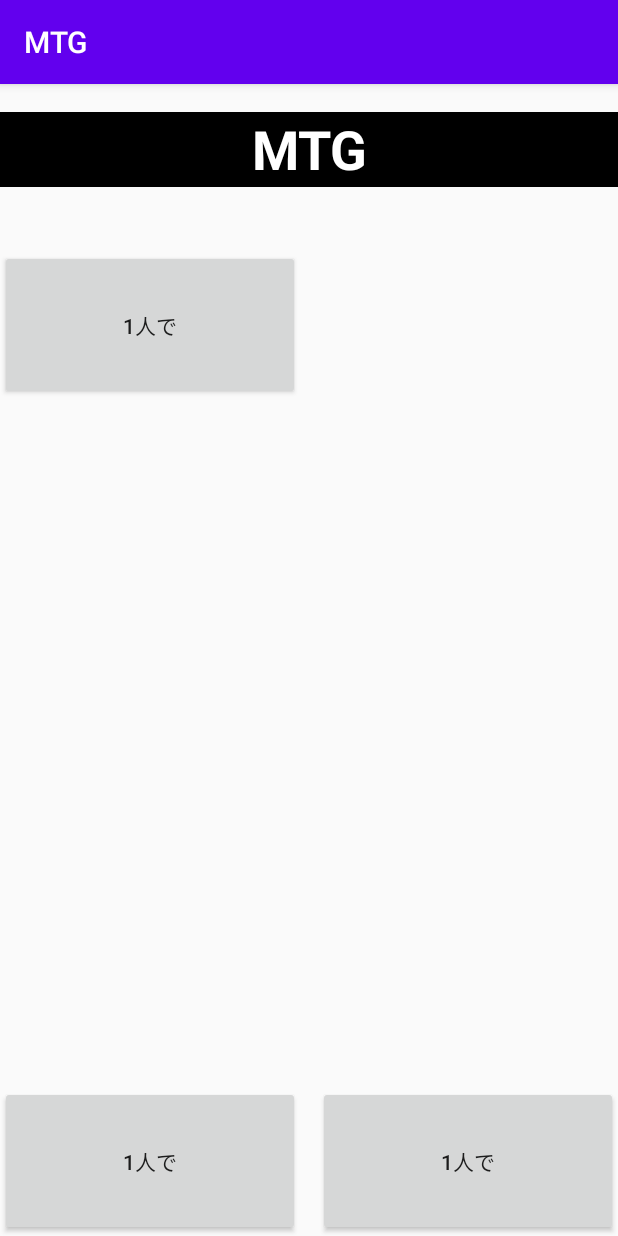
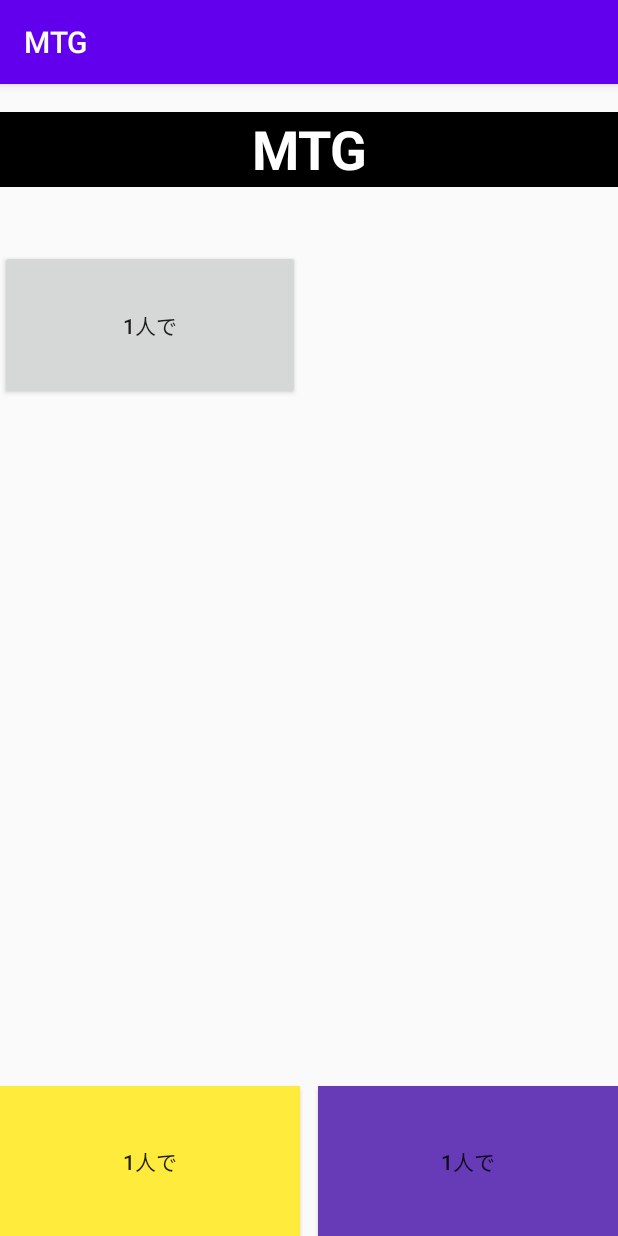
Before and after one commit to SoMaHi/MTG, an Android app: the screen it shows after launch (MainActivity), on a phone screen of 412 x 824 dp. Run offline under Robolectric (Android 15) with nearby library versions, the phone set to English and light mode, and no system bars.

Commit message:
アサダセイゴとウンコに素晴らしい色をご提供。

```diff
--- a/app/src/main/res/layout/activity_main.xml
+++ b/app/src/main/res/layout/activity_main.xml
@@ -10,6 +10,7 @@
         android:id="@+id/buttonDraftOne4"
         android:layout_width="200dp"
         android:layout_height="100dp"
+        android:background="#FFEB3B"
         android:text="@string/draftOne"
         app:layout_constraintBottom_toBottomOf="parent"
         app:layout_constraintStart_toStartOf="parent"
@@ -19,6 +20,7 @@
         android:id="@+id/buttonDraftOne2"
         android:layout_width="200dp"
         android:layout_height="100dp"
+        android:background="#673AB7"
         android:text="@string/draftOne"
         app:layout_constraintBottom_toBottomOf="parent"
         app:layout_constraintEnd_toEndOf="parent"
```
